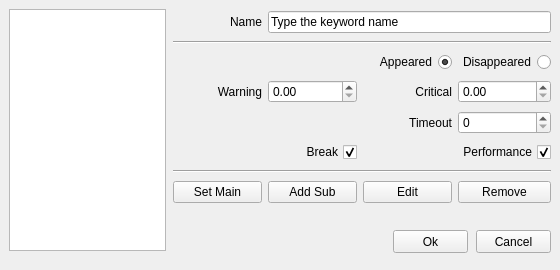
Qt form alyvix/extra/robotide/qt_ui/alyvix_object_finder_properties_view.ui (alyvix/alyvix) before a commit.
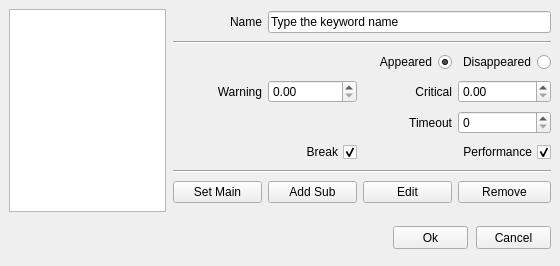
The same form after that commit.

Diff of the .ui file:
```diff
--- a/alyvix/extra/robotide/qt_ui/alyvix_object_finder_properties_view.ui
+++ b/alyvix/extra/robotide/qt_ui/alyvix_object_finder_properties_view.ui
@@ -7,7 +7,7 @@
     <x>0</x>
     <y>0</y>
     <width>560</width>
-    <height>270</height>
+    <height>266</height>
    </rect>
   </property>
   <property name="windowTitle">
@@ -17,7 +17,7 @@
    <property name="geometry">
     <rect>
      <x>393</x>
-     <y>230</y>
+     <y>226</y>
      <width>75</width>
      <height>23</height>
     </rect>
@@ -30,7 +30,7 @@
    <property name="geometry">
     <rect>
      <x>476</x>
-     <y>230</y>
+     <y>226</y>
      <width>75</width>
      <height>23</height>
     </rect>
@@ -172,7 +172,7 @@
      <x>9</x>
      <y>9</y>
      <width>157</width>
-     <height>242</height>
+     <height>203</height>
     </rect>
    </property>
    <property name="selectionMode">
```
